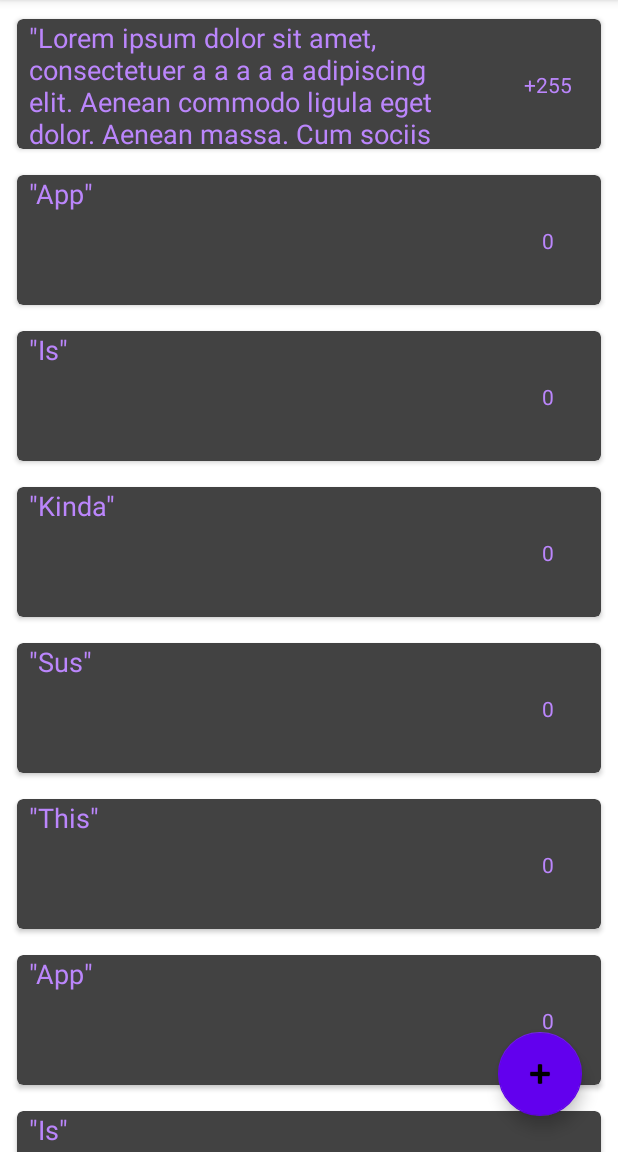
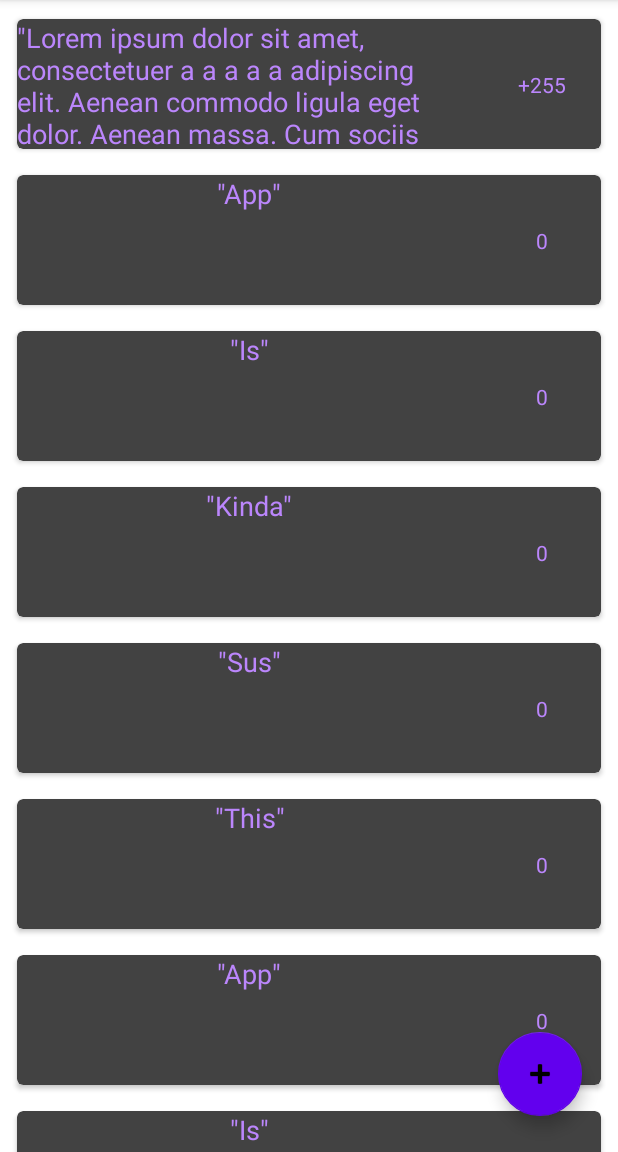
Before and after one commit to MarkErgusNicholl/Yourpinions, an Android app: the screen it shows after launch (MainActivity), on a phone screen of 412 x 824 dp, the part 84-1236 px from its top. Run offline under Robolectric (Android 15) with nearby library versions, the phone set to English and light mode, and no system bars.

Commit message:
Small changes

```diff
--- a/app/src/main/java/com/example/yourpinions/ui/main/ViewYourpinionFragment.kt
+++ b/app/src/main/java/com/example/yourpinions/ui/main/ViewYourpinionFragment.kt
@@ -50,7 +50,7 @@ class ViewYourpinionFragment : Fragment() {
     private fun loadArguments() {
         arguments?.let {
             votes = it.getString("voteCount")!!
-            yourpinion = "\"" + it.getString("opinion")!! + "\""
+            yourpinion = it.getString("opinion")!!
 
         }
     }
--- a/app/src/main/res/layout/recyclerview_yourpinion_item.xml
+++ b/app/src/main/res/layout/recyclerview_yourpinion_item.xml
@@ -18,7 +18,7 @@
         android:layout_height="match_parent">
 
         <androidx.constraintlayout.widget.ConstraintLayout
-            android:layout_width="0dp"
+            android:layout_width="72dp"
             android:layout_height="match_parent"
             android:foregroundGravity="fill_horizontal|top"
             android:foregroundTintMode="add"
@@ -45,17 +45,17 @@
             android:id="@+id/constraintLayout"
             android:layout_width="310dp"
             android:layout_height="match_parent"
-            android:layout_marginStart="8dp"
             app:layout_constraintBottom_toBottomOf="parent"
             app:layout_constraintStart_toStartOf="parent"
             app:layout_constraintTop_toTopOf="parent">
 
             <TextView
                 android:id="@+id/yourpinion"
-                android:layout_width="0dp"
-                android:layout_height="wrap_content"
+                android:layout_width="wrap_content"
+                android:layout_height="0dp"
                 android:textColor="@color/purple_200"
                 android:textSize="18sp"
+                app:layout_constraintEnd_toEndOf="parent"
                 app:layout_constraintStart_toStartOf="parent"
                 app:layout_constraintTop_toTopOf="parent"
                 card_view:text="dagadgadgadgadgdagdagdagdagadgadgadgadgdagdagadgadgadgadgadgdagdagdagadadgadgadgadgadgadgadgadgdagaddgadgad" />
```
